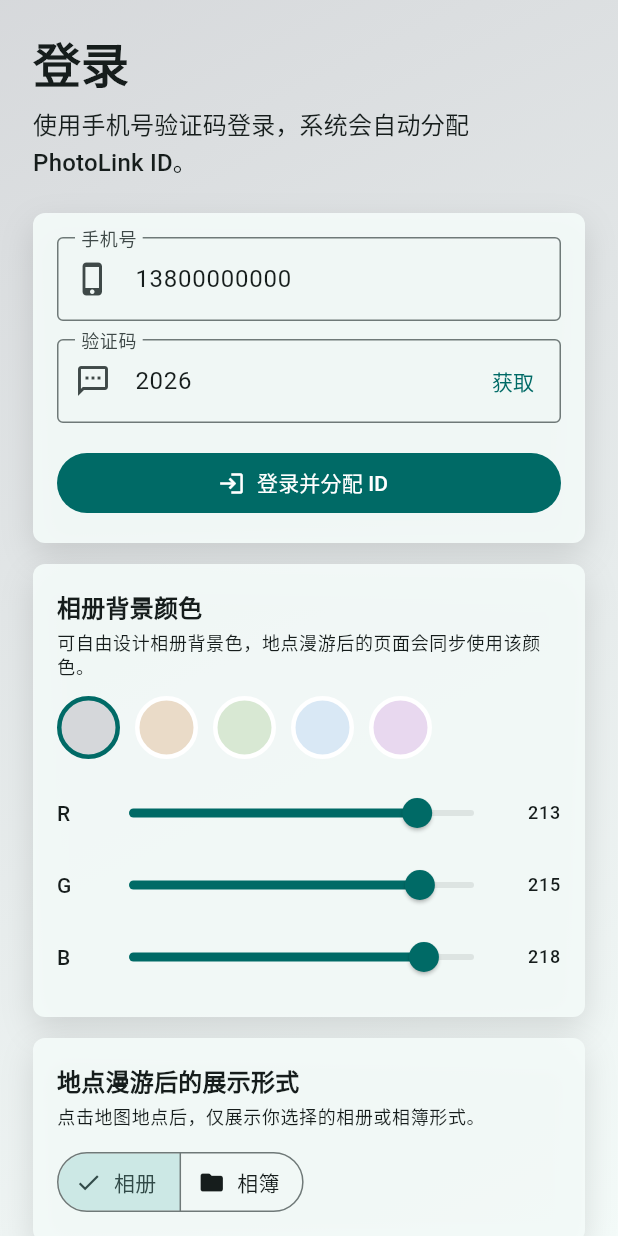
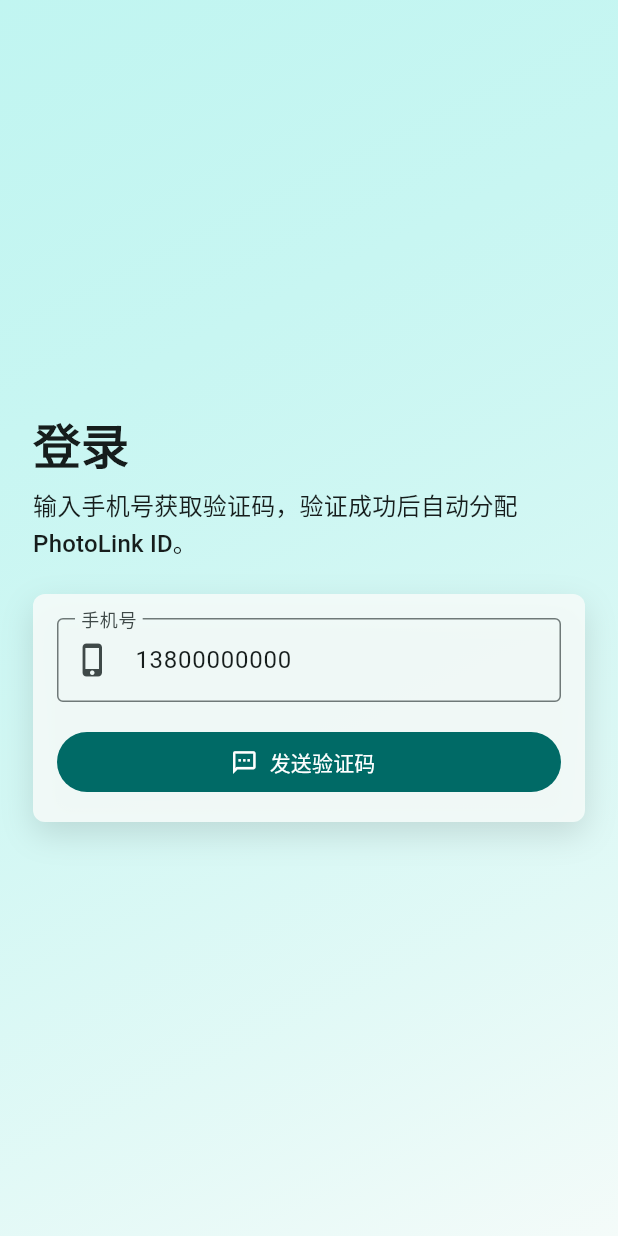
Before and after one commit to hyyqrzcjs09/-.22, a Flutter app: the screen it shows after launch, on a phone screen of 412 x 824 dp. Run offline on Flutter 3.47's test engine with Material 3 defaults, Android fonts, the phone set to English and light mode, and no system bars; our stand-ins replace dio, flutter_map, flutter_riverpod, go_router, latlong2; missing offline and left inert: photo_manager.

Commit message:
Simplify login verification flow

```diff
--- a/lib/features/auth/presentation/login_screen.dart
+++ b/lib/features/auth/presentation/login_screen.dart
@@ -3,8 +3,6 @@ import 'package:flutter_riverpod/flutter_riverpod.dart';
 import 'package:go_router/go_router.dart';
 
 import '../../../app/app_router.dart';
-import '../../../shared/widgets/album_color_picker.dart';
-import '../../../shared/widgets/album_display_mode_selector.dart';
 import '../../profile/application/user_settings.dart';
 
 class LoginScreen extends ConsumerStatefulWidget {
@@ -15,9 +13,10 @@ class LoginScreen extends ConsumerStatefulWidget {
 }
 
 class _LoginScreenState extends ConsumerState<LoginScreen> {
-  final _codeController = TextEditingController(text: '2026');
+  final _codeController = TextEditingController();
   final _phoneController = TextEditingController(text: '13800000000');
   final _formKey = GlobalKey<FormState>();
+  bool _codeSent = false;
 
   @override
   void dispose() {
@@ -28,7 +27,6 @@ class _LoginScreenState extends ConsumerState<LoginScreen> {
 
   @override
   Widget build(BuildContext context) {
-    final settings = ref.watch(userSettingsProvider);
     final colors = Theme.of(context).colorScheme;
 
     return Scaffold(
@@ -38,7 +36,7 @@ class _LoginScreenState extends ConsumerState<LoginScreen> {
             begin: Alignment.topLeft,
             end: Alignment.bottomRight,
             colors: [
-              settings.albumBackgroundColor.withValues(alpha: 0.95),
+              colors.primaryContainer.withValues(alpha: 0.58),
               colors.surface,
             ],
           ),
@@ -59,7 +57,7 @@ class _LoginScreenState extends ConsumerState<LoginScreen> {
                   ),
                   const SizedBox(height: 8),
                   Text(
-                    '使用手机号验证码登录，系统会自动分配 PhotoLink ID。',
+                    '输入手机号获取验证码，验证成功后自动分配 PhotoLink ID。',
                     style: Theme.of(context).textTheme.titleMedium,
                   ),
                   const SizedBox(height: 22),
@@ -71,6 +69,7 @@ class _LoginScreenState extends ConsumerState<LoginScreen> {
                           TextFormField(
                             controller: _phoneController,
                             keyboardType: TextInputType.phone,
+                            enabled: !_codeSent,
                             decoration: const InputDecoration(
                               labelText: '手机号',
                               prefixIcon: Icon(Icons.phone_iphone),
@@ -78,22 +77,21 @@ class _LoginScreenState extends ConsumerState<LoginScreen> {
                             ),
                             validator: _validatePhone,
                           ),
+                          if (_codeSent) ...[
                             const SizedBox(height: 12),
                             TextFormField(
                               controller: _codeController,
                               keyboardType: TextInputType.number,
-                            decoration: InputDecoration(
+                              decoration: const InputDecoration(
                                 labelText: '验证码',
-                              prefixIcon: const Icon(Icons.sms_outlined),
-                              border: const OutlineInputBorder(),
-                              suffixIcon: TextButton(
-                                onPressed: _sendCode,
-                                child: const Text('获取'),
-                              ),
+                                prefixIcon: Icon(Icons.sms_outlined),
+                                border: OutlineInputBorder(),
                               ),
                               validator: _validateCode,
                             ),
+                          ],
                           const SizedBox(height: 16),
+                          if (_codeSent)
                             SizedBox(
                               width: double.infinity,
                               child: FilledButton.icon(
@@ -101,57 +99,18 @@ class _LoginScreenState extends ConsumerState<LoginScreen> {
                                 icon: const Icon(Icons.login),
                                 label: const Text('登录并分配 ID'),
                               ),
+                            )
+                          else
+                            SizedBox(
+                              width: double.infinity,
+                              child: FilledButton.icon(
+                                onPressed: _sendCode,
+                                icon: const Icon(Icons.sms_outlined),
+                                label: const Text('发送验证码'),
+                              ),
                             ),
                         ],
                       ),
-                    ),
-                  ),
-                  const SizedBox(height: 14),
-                  _LoginPanel(
-                    child: Column(
-                      crossAxisAlignment: CrossAxisAlignment.start,
-                      children: [
-                        Text(
-                          '相册背景颜色',
-                          style: Theme.of(context)
-                              .textTheme
-                              .titleMedium
-                              ?.copyWith(fontWeight: FontWeight.w800),
-                        ),
-                        const SizedBox(height: 4),
-                        Text(
-                          '可自由设计相册背景色，地点漫游后的页面会同步使用该颜色。',
-                          style: Theme.of(context).textTheme.bodySmall,
-                        ),
-                        const SizedBox(height: 12),
-                        AlbumColorPicker(
-                          selected: settings.albumBackgroundColor,
-                        ),
-                      ],
-                    ),
-                  ),
-                  const SizedBox(height: 14),
-                  _LoginPanel(
-                    child: Column(
-                      crossAxisAlignment: CrossAxisAlignment.start,
-                      children: [
-                        Text(
-                          '地点漫游后的展示形式',
-                          style: Theme.of(context)
-                              .textTheme
-                              .titleMedium
-                              ?.copyWith(fontWeight: FontWeight.w800),
-                        ),
-                        const SizedBox(height: 4),
-                        Text(
-                          '点击地图地点后，仅展示你选择的相册或相簿形式。',
-                          style: Theme.of(context).textTheme.bodySmall,
-                        ),
-                        const SizedBox(height: 12),
-                        AlbumDisplayModeSelector(
-                          selected: settings.albumDisplayMode,
-                        ),
-                      ],
                     ),
                   ),
                 ],
@@ -187,12 +146,18 @@ class _LoginScreenState extends ConsumerState<LoginScreen> {
       return;
     }
 
+    setState(() => _codeSent = true);
     ScaffoldMessenger.of(context).showSnackBar(
       const SnackBar(content: Text('验证码已发送（演示模式）')),
     );
   }
 
   void _login() {
+    if (!_codeSent) {
+      _sendCode();
+      return;
+    }
+
     if (!(_formKey.currentState?.validate() ?? false)) {
       return;
     }
```
Also changed, not shown: 4 other files. Lines whose indentation alone changed are shown as unchanged.
